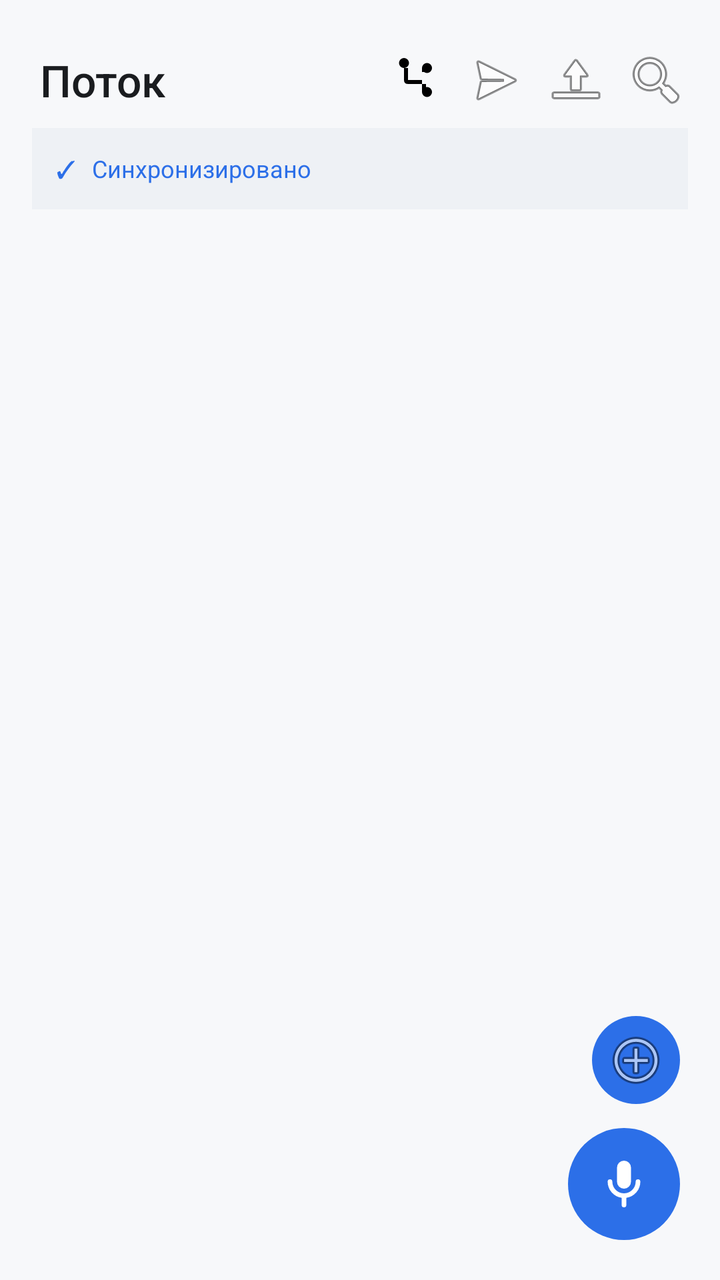
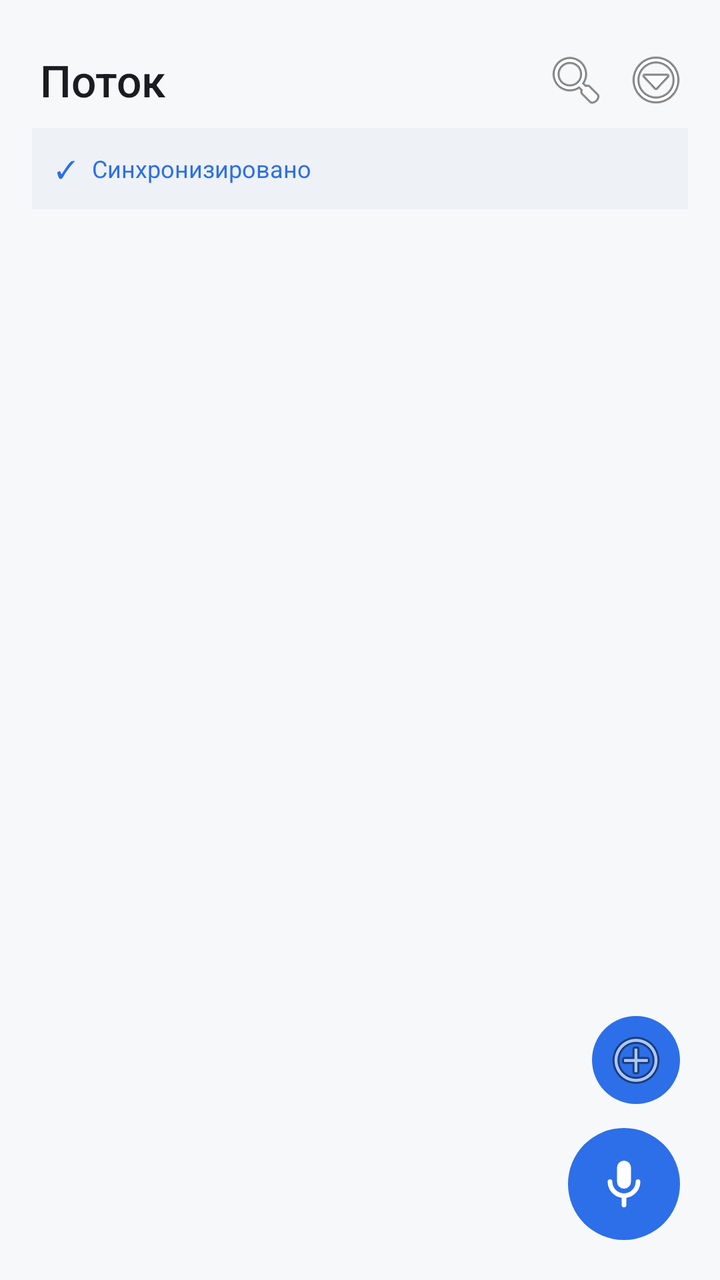

Compare the two renders of this Android layout. The source of the first and the diff that turns it into the second are given below.
<!-- AndroidManifest.xml: application theme Theme.VoiceNotes -->
<!-- res/layout/activity_main.xml -->
<?xml version="1.0" encoding="utf-8"?>
<FrameLayout xmlns:android="http://schemas.android.com/apk/res/android"
    android:layout_width="match_parent"
    android:layout_height="match_parent"
    android:background="@color/bg_app">

    <LinearLayout
        android:layout_width="match_parent"
        android:layout_height="match_parent"
        android:orientation="vertical">

        <LinearLayout
            android:layout_width="match_parent"
            android:layout_height="wrap_content"
            android:orientation="horizontal"
            android:paddingLeft="20dp"
            android:paddingRight="12dp"
            android:paddingTop="20dp"
            android:paddingBottom="4dp"
            android:gravity="center_vertical">

            <TextView
                android:layout_width="0dp"
                android:layout_height="wrap_content"
                android:layout_weight="1"
                android:textAppearance="@style/TextAppearance.Potok.Headline"
                android:textColor="@color/text_primary"
                android:text="Поток" />

            <ImageButton
                android:id="@+id/devToggle"
                android:layout_width="40dp"
                android:layout_height="40dp"
                android:background="?android:attr/selectableItemBackground"
                android:src="@drawable/ic_dev"
                android:scaleType="centerInside"
                android:contentDescription="Только развитые" />

            <ImageButton
                android:id="@+id/chatBtn"
                android:layout_width="40dp"
                android:layout_height="40dp"
                android:background="?android:attr/selectableItemBackground"
                android:src="@android:drawable/ic_menu_send"
                android:scaleType="centerInside"
                android:contentDescription="Чат с LLM" />

            <ImageButton
                android:id="@+id/importBtn"
                android:layout_width="40dp"
                android:layout_height="40dp"
                android:background="?android:attr/selectableItemBackground"
                android:src="@android:drawable/ic_menu_upload"
                android:scaleType="centerInside"
                android:contentDescription="Импорт" />

            <ImageButton
                android:id="@+id/searchBtn"
                android:layout_width="40dp"
                android:layout_height="40dp"
                android:background="?android:attr/selectableItemBackground"
                android:src="@android:drawable/ic_menu_search"
                android:scaleType="centerInside"
                android:contentDescription="Поиск" />
        </LinearLayout>

        <LinearLayout
            android:id="@+id/syncBanner"
            android:layout_width="match_parent"
            android:layout_height="wrap_content"
            android:orientation="horizontal"
            android:background="@color/sync_bg"
            android:padding="12dp"
            android:layout_marginLeft="16dp"
            android:layout_marginRight="16dp"
            android:layout_marginBottom="8dp"
            android:gravity="center_vertical">

            <TextView
                android:id="@+id/syncIcon"
                android:layout_width="wrap_content"
                android:layout_height="wrap_content"
                android:textAppearance="@style/TextAppearance.Potok.Caption"
                android:textColor="@color/cal_text"
                android:text="✓" />

            <TextView
                android:id="@+id/syncText"
                android:layout_width="match_parent"
                android:layout_height="wrap_content"
                android:layout_marginLeft="8dp"
                android:textAppearance="@style/TextAppearance.Potok.Caption"
                android:textColor="@color/sync_blue"
                android:text="Синхронизировано" />
        </LinearLayout>

        <HorizontalScrollView
            android:layout_width="match_parent"
            android:layout_height="wrap_content"
            android:paddingLeft="16dp"
            android:paddingRight="16dp"
            android:paddingBottom="8dp"
            android:scrollbars="none"
            android:fillViewport="true">

            <LinearLayout
                android:id="@+id/chipsRow"
                android:layout_width="wrap_content"
                android:layout_height="wrap_content"
                android:orientation="horizontal" />
        </HorizontalScrollView>

        <FrameLayout
            android:layout_width="match_parent"
            android:layout_height="0dp"
            android:layout_weight="1">

            <ListView
                android:id="@+id/notes"
                android:layout_width="match_parent"
                android:layout_height="match_parent"
                android:divider="@null"
                android:dividerHeight="0dp"
                android:paddingLeft="16dp"
                android:paddingRight="16dp"
                android:paddingBottom="96dp"
                android:clipToPadding="false"
                android:scrollbars="none" />

            <TextView
                android:id="@+id/empty"
                android:layout_width="match_parent"
                android:layout_height="wrap_content"
                android:layout_gravity="center"
                android:text="🎤 Скажите заметку на часах\nили нажмите микрофон"
                android:textAppearance="@style/TextAppearance.Potok.Title"
                android:textColor="@color/text_secondary"
                android:gravity="center"
                android:padding="32dp"
                android:lineSpacingExtra="4dp"
                android:visibility="gone" />
        </FrameLayout>
    </LinearLayout>

            <ImageButton
                android:id="@+id/addTextBtn"
                android:layout_width="44dp"
                android:layout_height="44dp"
                android:layout_gravity="bottom|end"
                android:layout_marginRight="20dp"
                android:layout_marginBottom="88dp"
                android:background="@drawable/bg_fab"
                android:src="@android:drawable/ic_menu_add"
                android:scaleType="center"
                android:contentDescription="Текстовая заметка" />

            <ImageButton
                android:id="@+id/recFab"
                android:layout_width="56dp"
                android:layout_height="56dp"
                android:layout_gravity="bottom|end"
                android:layout_margin="20dp"
                android:background="@drawable/bg_fab"
                android:src="@drawable/ic_mic"
                android:scaleType="center"
                android:contentDescription="Запись" />

            <Button
                android:id="@+id/cancelBtn"
                android:layout_width="wrap_content"
                android:layout_height="wrap_content"
                android:layout_gravity="bottom|start"
                android:layout_margin="20dp"
                android:text="Отмена"
                android:visibility="gone"
                android:background="@drawable/bg_chip"
                android:textColor="#FF1744" />
        </FrameLayout>
<!-- resources referenced by this layout -->
<resources>
  <color name="bg_app">#F7F8FA</color>
  <color name="cal_text">#2C6FE8</color>
  <color name="sync_bg">#EEF1F5</color>
  <color name="sync_blue">#2C6FE8</color>
  <color name="text_primary">#1A1C1F</color>
  <color name="text_secondary">#5F6672</color>
  <!-- drawable bg_chip (drawable) -->
  <?xml version="1.0" encoding="utf-8"?>
  <shape xmlns:android="http://schemas.android.com/apk/res/android"
      android:shape="rectangle">
      <solid android:color="#FFFFFF" />
      <stroke android:width="1dp" android:color="#E0E0E0" />
      <corners android:radius="14dp" />
  </shape>
  <!-- drawable bg_fab (drawable) -->
  <?xml version="1.0" encoding="utf-8"?>
  <selector xmlns:android="http://schemas.android.com/apk/res/android">
      <item android:state_pressed="true">
          <shape android:shape="oval">
              <solid android:color="#1E5BC6" />
          </shape>
      </item>
      <item>
          <shape android:shape="oval">
              <solid android:color="@color/accent_blue" />
          </shape>
      </item>
  </selector>
  <!-- drawable ic_dev (drawable) -->
  <?xml version="1.0" encoding="utf-8"?>
  <vector xmlns:android="http://schemas.android.com/apk/res/android"
      android:width="24dp"
      android:height="24dp"
      android:viewportWidth="24"
      android:viewportHeight="24">
      
      <path
          android:fillColor="#FF000000"
          android:pathData="M6,3.5 m-2.5,0 a2.5,2.5 0 1,0 5,0 a2.5,2.5 0 1,0 -5,0" />
      
      <path
          android:fillColor="#FF000000"
          android:pathData="M17.5,6 m-2.5,0 a2.5,2.5 0 1,0 5,0 a2.5,2.5 0 1,0 -5,0" />
      
      <path
          android:fillColor="#FF000000"
          android:pathData="M17.5,18 m-2.5,0 a2.5,2.5 0 1,0 5,0 a2.5,2.5 0 1,0 -5,0" />
      
      <path
          android:fillColor="#FF000000"
          android:pathData="M6,6 L6,12 Q6,14 8,14 L15,14 L15,8 L17.5,8 L17.5,6 L15,6 L15,12 L8,12 L8,6 Z" />
      <path
          android:fillColor="#FF000000"
          android:pathData="M15,14 L15,18 L17.5,18 L17.5,16 L17,16 L17,14 Z" />
  </vector>
  <!-- drawable ic_mic (drawable) -->
  <?xml version="1.0" encoding="utf-8"?>
  <vector xmlns:android="http://schemas.android.com/apk/res/android"
      android:width="28dp"
      android:height="28dp"
      android:viewportWidth="24"
      android:viewportHeight="24">
      <path
          android:fillColor="#FFFFFF"
          android:pathData="M12,14a3,3 0 0 0 3,-3V5a3,3 0 0 0 -6,0v6a3,3 0 0 0 3,3z M19,11a1,1 0 0 0 -2,0 5,5 0 0 1 -10,0 1,1 0 0 0 -2,0 7,7 0 0 0 6,6.92V21a1,1 0 0 0 2,0v-3.08A7,7 0 0 0 19,11z" />
  </vector>
  <style name="TextAppearance.Potok.Caption">
          <item name="android:textSize">12sp</item>
          <item name="android:lineSpacingExtra">4dp</item>
          <item name="android:fontFamily">sans-serif</item>
      </style>
  <style name="TextAppearance.Potok.Headline">
          <item name="android:textSize">22sp</item>
          <item name="android:lineSpacingExtra">6dp</item>
          <item name="android:fontFamily">sans-serif-medium</item>
          <item name="android:textFontWeight" tools:targetApi="28">500</item>
      </style>
  <style name="TextAppearance.Potok.Title">
          <item name="android:textSize">16sp</item>
          <item name="android:lineSpacingExtra">8dp</item>
          <item name="android:fontFamily">sans-serif-medium</item>
          <item name="android:textFontWeight" tools:targetApi="28">500</item>
      </style>
  <style name="Theme.VoiceNotes" parent="android:Theme.Material.Light.DarkActionBar">
          <item name="android:colorPrimary">@color/primary</item>
          <item name="android:colorPrimaryDark">@color/primary_dark</item>
          <item name="android:colorAccent">@color/accent</item>
          <item name="android:statusBarColor">@color/primary_dark</item>
      </style>
  <color name="accent_blue">#2C6FE8</color>
  <color name="primary">#2C6FE8</color>
  <color name="primary_dark">#1E5BC6</color>
  <color name="accent">#2C6FE8</color>
</resources>

<!-- the commit's change to res/layout/activity_main.xml (unified diff, before → after) -->
@@ -28,33 +28,6 @@
                 android:text="Поток" />
 
             <ImageButton
-                android:id="@+id/devToggle"
-                android:layout_width="40dp"
-                android:layout_height="40dp"
-                android:background="?android:attr/selectableItemBackground"
-                android:src="@drawable/ic_dev"
-                android:scaleType="centerInside"
-                android:contentDescription="Только развитые" />
-
-            <ImageButton
-                android:id="@+id/chatBtn"
-                android:layout_width="40dp"
-                android:layout_height="40dp"
-                android:background="?android:attr/selectableItemBackground"
-                android:src="@android:drawable/ic_menu_send"
-                android:scaleType="centerInside"
-                android:contentDescription="Чат с LLM" />
-
-            <ImageButton
-                android:id="@+id/importBtn"
-                android:layout_width="40dp"
-                android:layout_height="40dp"
-                android:background="?android:attr/selectableItemBackground"
-                android:src="@android:drawable/ic_menu_upload"
-                android:scaleType="centerInside"
-                android:contentDescription="Импорт" />
-
-            <ImageButton
                 android:id="@+id/searchBtn"
                 android:layout_width="40dp"
                 android:layout_height="40dp"
@@ -62,6 +35,15 @@
                 android:src="@android:drawable/ic_menu_search"
                 android:scaleType="centerInside"
                 android:contentDescription="Поиск" />
+
+            <ImageButton
+                android:id="@+id/overflowBtn"
+                android:layout_width="40dp"
+                android:layout_height="40dp"
+                android:background="?android:attr/selectableItemBackground"
+                android:src="@android:drawable/ic_menu_more"
+                android:scaleType="centerInside"
+                android:contentDescription="Меню" />
         </LinearLayout>
 
         <LinearLayout
<!-- resource entries referenced after the edit -->
@@ -28,33 +28,6 @@
           </shape>
       </item>
   </selector>
-  <!-- drawable ic_dev (drawable) -->
-  <?xml version="1.0" encoding="utf-8"?>
-  <vector xmlns:android="http://schemas.android.com/apk/res/android"
-      android:width="24dp"
-      android:height="24dp"
-      android:viewportWidth="24"
-      android:viewportHeight="24">
-      
-      <path
-          android:fillColor="#FF000000"
-          android:pathData="M6,3.5 m-2.5,0 a2.5,2.5 0 1,0 5,0 a2.5,2.5 0 1,0 -5,0" />
-      
-      <path
-          android:fillColor="#FF000000"
-          android:pathData="M17.5,6 m-2.5,0 a2.5,2.5 0 1,0 5,0 a2.5,2.5 0 1,0 -5,0" />
-      
-      <path
-          android:fillColor="#FF000000"
-          android:pathData="M17.5,18 m-2.5,0 a2.5,2.5 0 1,0 5,0 a2.5,2.5 0 1,0 -5,0" />
-      
-      <path
-          android:fillColor="#FF000000"
-          android:pathData="M6,6 L6,12 Q6,14 8,14 L15,14 L15,8 L17.5,8 L17.5,6 L15,6 L15,12 L8,12 L8,6 Z" />
-      <path
-          android:fillColor="#FF000000"
-          android:pathData="M15,14 L15,18 L17.5,18 L17.5,16 L17,16 L17,14 Z" />
-  </vector>
   <!-- drawable ic_mic (drawable) -->
   <?xml version="1.0" encoding="utf-8"?>
   <vector xmlns:android="http://schemas.android.com/apk/res/android"
